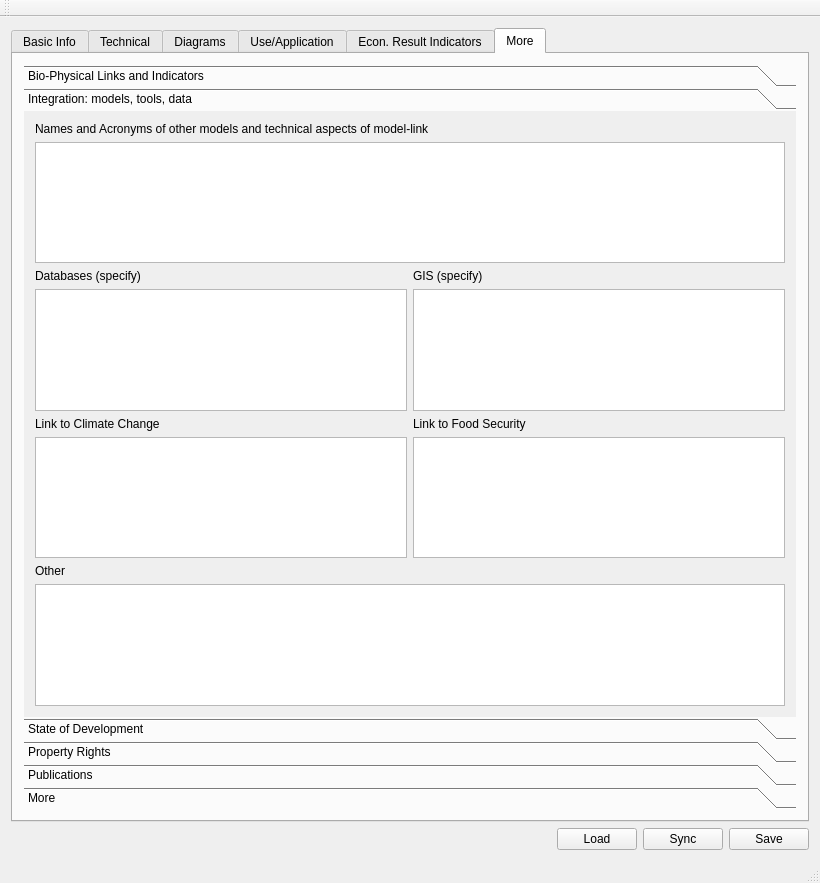
The window that ModelDetails/dscmodeldetails.ui (arkygeek/DataRanking) describes before a commit, drawn with Qt 5.
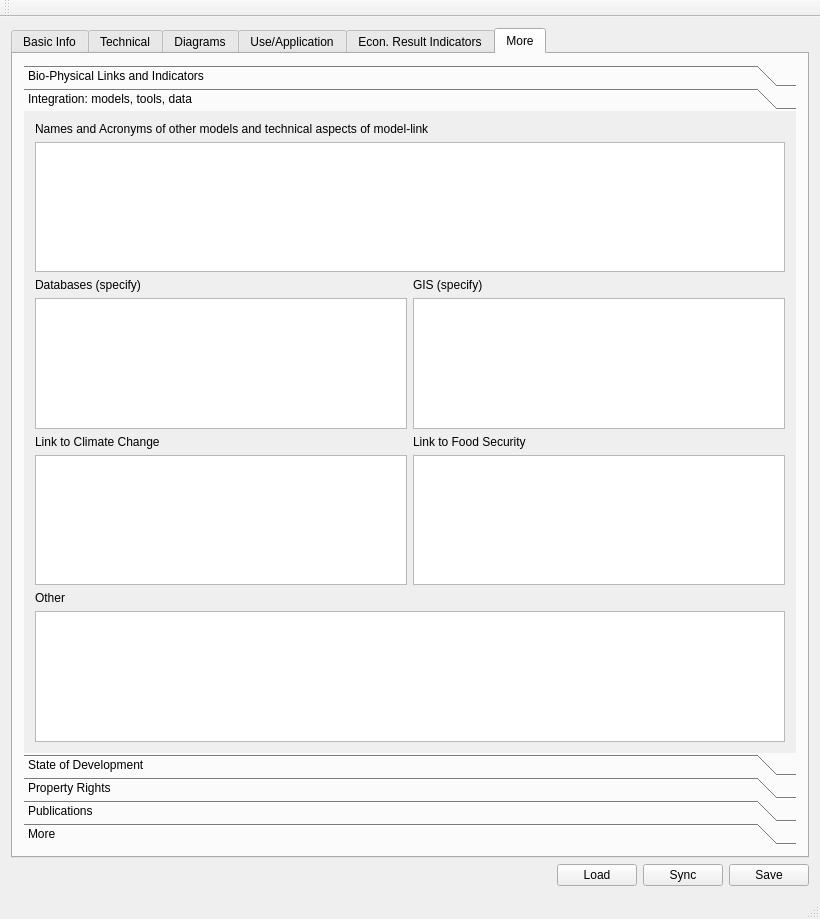
The same window after the commit. The open tabs and pages were chosen to show the change. Icons and pictures are not drawn.

The edit to the form file:
```diff
--- a/ModelDetails/dscmodeldetails.ui
+++ b/ModelDetails/dscmodeldetails.ui
@@ -7,7 +7,7 @@
     <x>0</x>
     <y>0</y>
     <width>820</width>
-    <height>883</height>
+    <height>919</height>
    </rect>
   </property>
   <property name="windowTitle">
@@ -2669,8 +2669,8 @@
             <rect>
              <x>0</x>
              <y>0</y>
-             <width>750</width>
-             <height>589</height>
+             <width>498</width>
+             <height>470</height>
             </rect>
            </property>
            <attribute name="label">
```
Left out of the diff: 24 changed lines with no effect on the pictures.
